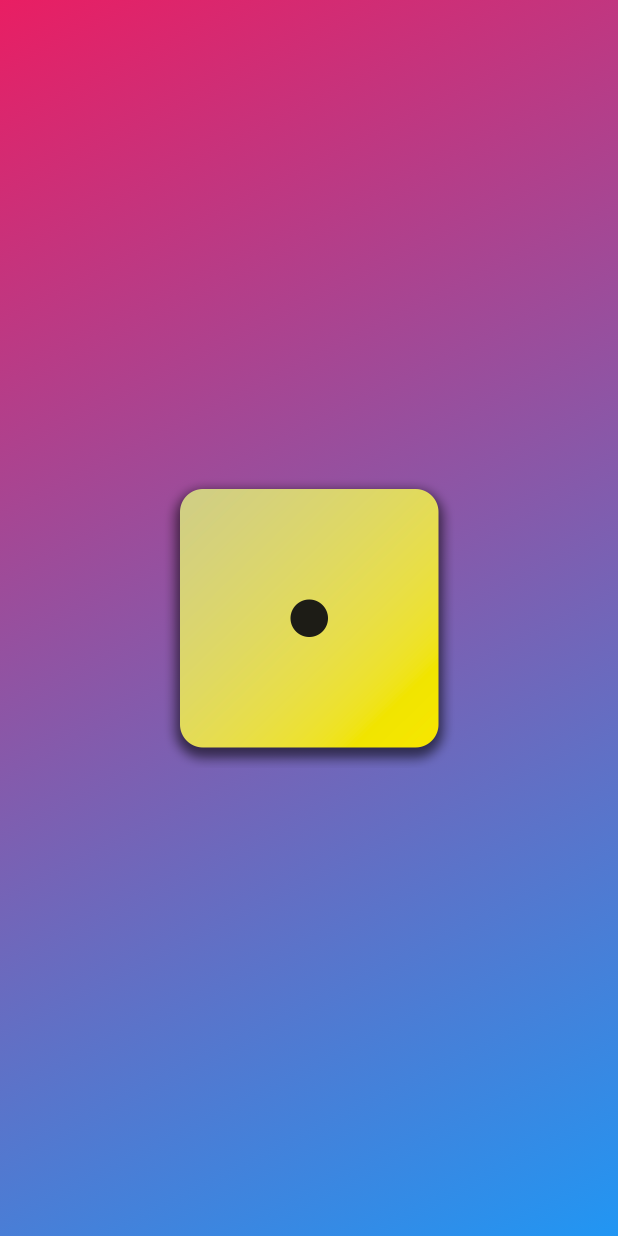
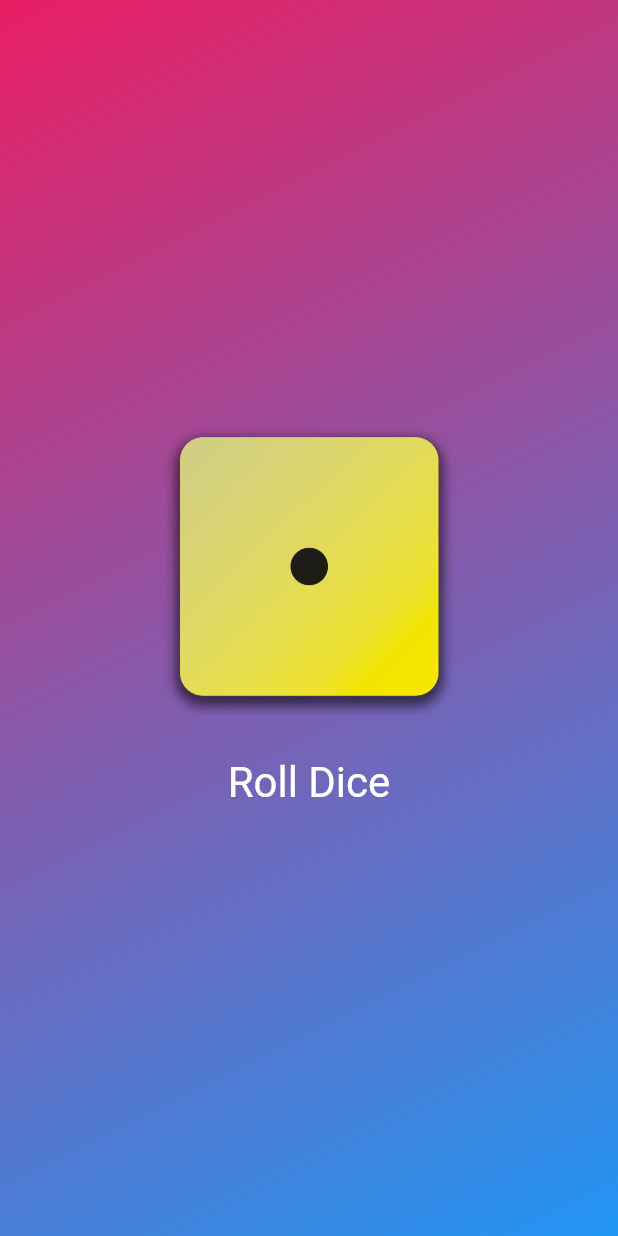
Before and after one commit to aimanraz/fluter_app, a Flutter app: the screen it shows after launch, on a phone screen of 412 x 824 dp. Run offline on Flutter 3.47's test engine with Material 3 defaults, Android fonts, the phone set to English and light mode, and no system bars.

Commit message:
add dice roller

```diff
--- /dev/null
+++ b/lib/dice_roller.dart
@@ -0,0 +1,48 @@
+import 'dart:math';
+import 'package:flutter/material.dart';
+
+final randomizer = Random();
+
+class DiceRoller extends StatefulWidget {
+  const DiceRoller({super.key});
+
+  @override
+  State<DiceRoller> createState() {
+    return _DiceRollerState();
+  }
+}
+
+class _DiceRollerState extends State<DiceRoller> {
+  var currentDiceRoll = 1;
+
+  void rollDice() {
+    setState(() {
+      currentDiceRoll = randomizer.nextInt(6) + 1;
+    });
+  }
+
+  @override
+  Widget build(context) {
+    return Column(
+      mainAxisSize: MainAxisSize.min,
+      children: [
+        Image.asset(
+          'assets/images/dice-$currentDiceRoll.png',
+          width: 200,
+        ),
+        const SizedBox(height: 20),
+        TextButton(
+          onPressed: rollDice,
+          style: TextButton.styleFrom(
+            // padding: const EdgeInsets.only(
+            //   top: 16,
+            // ),
+            foregroundColor: Colors.white,
+            textStyle: const TextStyle(fontSize: 28),
+          ),
+          child: const Text('Roll Dice'),
+        ),
+      ],
+    );
+  }
+}
--- a/lib/gradient_container.dart
+++ b/lib/gradient_container.dart
@@ -1,3 +1,4 @@
+import 'package:first_project/dice_roller.dart';
 import 'package:first_project/styled_text.dart';
 import 'package:flutter/material.dart';
 
@@ -20,11 +21,8 @@ class GradientContainer extends StatelessWidget {
           end: endAlignment,
         ),
       ),
-      child: Center(
-        child: Image.asset(
-          'assets/images/dice-1.png',
-          width: 200,
-        ),
+      child: const Center(
+        child: DiceRoller(),
       ),
     );
   }
```
